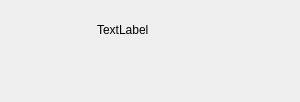
Before: the Qt Designer form src/presentation/navigation/userheaderwgt.ui in N0vemberRain/wch-desktop, drawn with Qt 5.
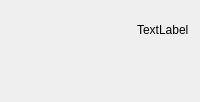
After: the same form once the commit is applied.

The edit to the form file:
```diff
--- a/src/presentation/navigation/userheaderwgt.ui
+++ b/src/presentation/navigation/userheaderwgt.ui
@@ -6,7 +6,7 @@
    <rect>
     <x>0</x>
     <y>0</y>
-    <width>300</width>
+    <width>200</width>
     <height>100</height>
    </rect>
   </property>
@@ -45,6 +45,19 @@
      </property>
     </widget>
    </item>
+   <item>
+    <spacer name="horizontalSpacer">
+     <property name="orientation">
+      <enum>Qt::Orientation::Horizontal</enum>
+     </property>
+     <property name="sizeHint" stdset="0">
+      <size>
+       <width>40</width>
+       <height>20</height>
+      </size>
+     </property>
+    </spacer>
+   </item>
    <item>
     <layout class="QVBoxLayout" name="verticalLayout">
      <item>
```
